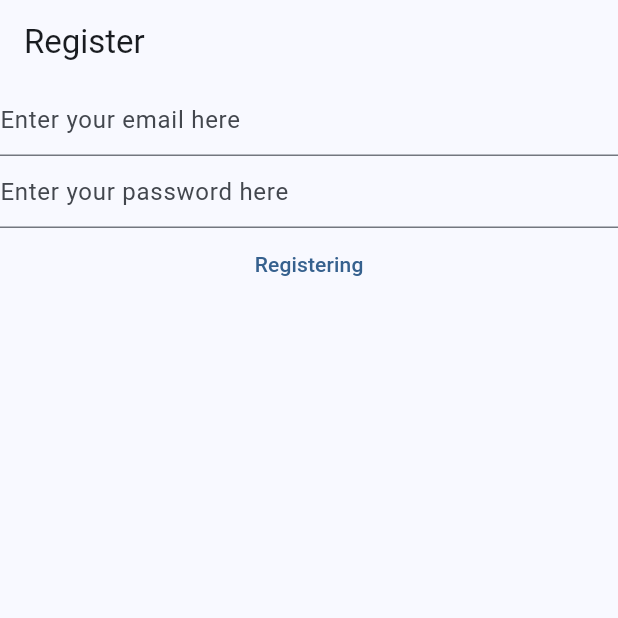
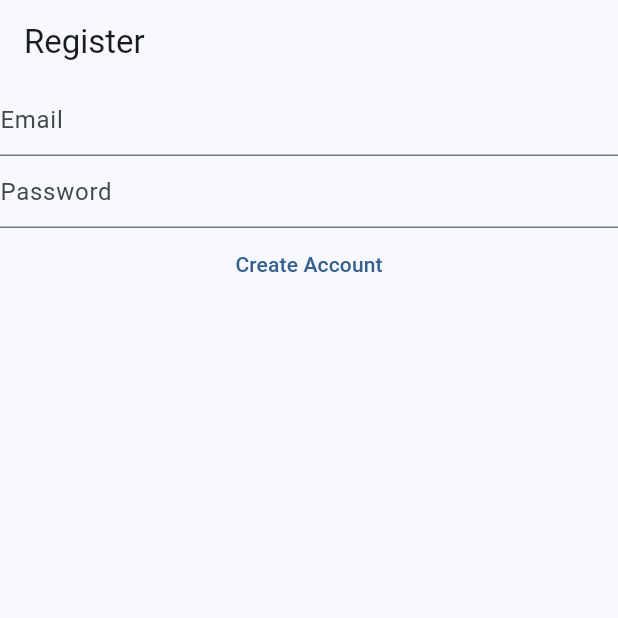
Before and after one commit to Lacie/pillgrimage, a Flutter app: the screen it shows after launch, on a phone screen of 412 x 824 dp, the top half of it. Run offline on Flutter 3.47's test engine with Material 3 defaults, Android fonts, the phone set to English and light mode, and no system bars; our stand-ins replace firebase_auth, firebase_core; accounts and stored records are empty; generated files the repository leaves out were written again.

Commit message:
Updated naming conventions

```diff
--- a/lib/userRegistration.dart
+++ b/lib/create_account_view.dart
@@ -4,15 +4,15 @@ import "package:firebase_auth/firebase_auth.dart";
 import 'firebase_options.dart';
 
 // New User Registration Form
-class UserRegistrationView extends StatefulWidget {
-  const UserRegistrationView({super.key});
+class CreateAccountView extends StatefulWidget {
+  const CreateAccountView({super.key});
 
   @override
-  State<UserRegistrationView> createState() => _UserRegistrationState();
+  State<CreateAccountView> createState() => _UserRegistrationState();
 }
 
 // Review State
-class _UserRegistrationState extends State<UserRegistrationView> {
+class _UserRegistrationState extends State<CreateAccountView> {
   final TextEditingController _email = TextEditingController();
   final TextEditingController _password = TextEditingController();
 
@@ -42,7 +42,7 @@ class _UserRegistrationState extends State<UserRegistrationView> {
                       enableSuggestions: false,
                       keyboardType: TextInputType.emailAddress,
                       decoration: const InputDecoration(
-                        hintText: "Enter your email here",
+                        hintText: "Email",
                       ),
                     ),
                     TextField(
@@ -51,7 +51,7 @@ class _UserRegistrationState extends State<UserRegistrationView> {
                       autocorrect: false,
                       enableSuggestions: false,
                       decoration: const InputDecoration(
-                        hintText: "Enter your password here",
+                        hintText: "Password",
                       ),
                     ),
                     TextButton(
@@ -64,7 +64,7 @@ class _UserRegistrationState extends State<UserRegistrationView> {
                         );
                         // TODO Write to FireStore
                       },
-                      child: const Text("Registering"),
+                      child: const Text("Create Account"),
                     ),
                   ],
                 );
--- a/lib/main.dart
+++ b/lib/main.dart
@@ -1,5 +1,5 @@
 import 'package:flutter/material.dart';
-import 'package:pillgrimage/userRegistration.dart';
+import 'package:pillgrimage/create_account_view.dart';
 
 
 void main() {
@@ -10,7 +10,7 @@ void main() {
       theme: ThemeData(
         colorScheme: ColorScheme.fromSeed(seedColor: Colors.blue),
       ),
-      home: const UserRegistrationView(), // i change here to register view
+      home: const CreateAccountView(), // i change here to register view
     ),
   );
 }
```
